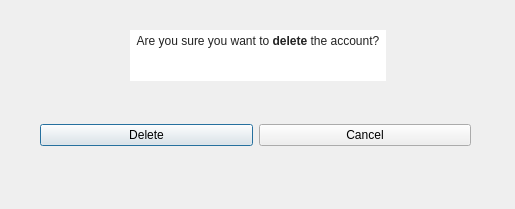
Before: the Qt Designer form GUI/SymposiumGui/deleteaccount.ui in RickZack/Symposium, drawn with Qt 5.
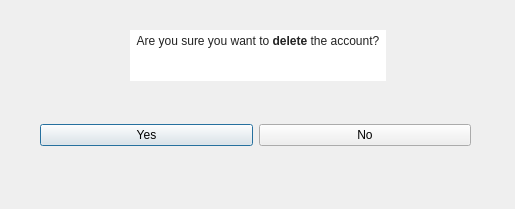
After: the same form once the commit is applied.

Diff of the .ui file:
```diff
--- a/GUI/SymposiumGui/deleteaccount.ui
+++ b/GUI/SymposiumGui/deleteaccount.ui
@@ -46,7 +46,7 @@
     <item>
      <widget class="QPushButton" name="delete_2">
       <property name="text">
-       <string>Delete</string>
+       <string>Yes</string>
       </property>
      </widget>
     </item>
@@ -56,7 +56,7 @@
     <item>
      <widget class="QPushButton" name="cancel">
       <property name="text">
-       <string>Cancel</string>
+       <string>No</string>
       </property>
      </widget>
     </item>
```
